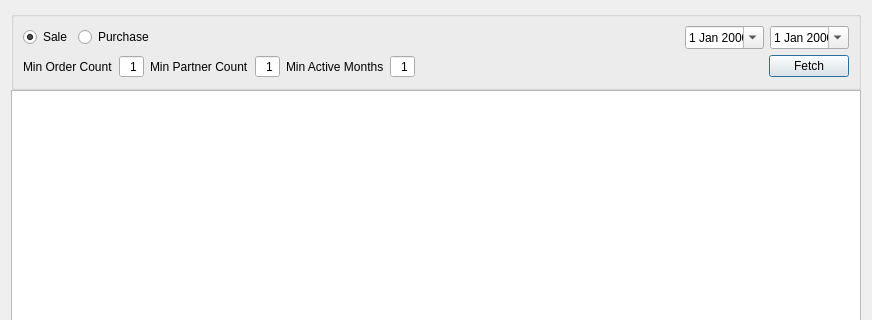
Qt form dashboard/inventory_heat/inventoryheatdialog.ui (ytxerp/ytx-client) before a commit; both pictures show x 0 to 872 and y 0 to 320 of the 872 by 459 pixel window.
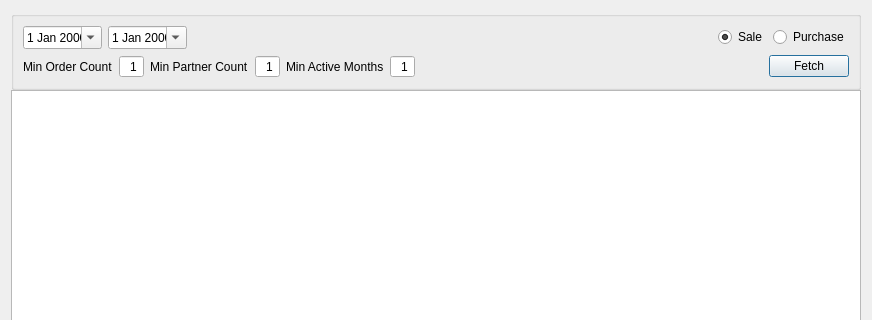
The same form after that commit. Custom widgets are drawn as their Qt base class.

```diff
--- a/dashboard/inventory_heat/inventoryheatdialog.ui
+++ b/dashboard/inventory_heat/inventoryheatdialog.ui
@@ -122,19 +122,22 @@
       <item row="0" column="0" colspan="2">
        <layout class="QHBoxLayout" name="horizontalLayout">
         <item>
-         <widget class="QRadioButton" name="radioButtonSale">
-          <property name="text">
-           <string>Sale</string>
+         <widget class="DateEdit" name="dateEditStart">
+          <property name="buttonSymbols">
+           <enum>QAbstractSpinBox::ButtonSymbols::NoButtons</enum>
           </property>
-          <property name="checked">
+          <property name="calendarPopup">
            <bool>true</bool>
           </property>
          </widget>
         </item>
         <item>
-         <widget class="QRadioButton" name="radioButtonPurchase">
-          <property name="text">
-           <string>Purchase</string>
+         <widget class="DateEdit" name="dateEditEnd">
+          <property name="buttonSymbols">
+           <enum>QAbstractSpinBox::ButtonSymbols::NoButtons</enum>
+          </property>
+          <property name="calendarPopup">
+           <bool>true</bool>
           </property>
          </widget>
         </item>
@@ -152,22 +155,19 @@
          </spacer>
         </item>
         <item>
-         <widget class="DateEdit" name="dateEditStart">
-          <property name="buttonSymbols">
-           <enum>QAbstractSpinBox::ButtonSymbols::NoButtons</enum>
+         <widget class="QRadioButton" name="radioButtonSale">
+          <property name="text">
+           <string>Sale</string>
           </property>
-          <property name="calendarPopup">
+          <property name="checked">
            <bool>true</bool>
           </property>
          </widget>
         </item>
         <item>
-         <widget class="DateEdit" name="dateEditEnd">
-          <property name="buttonSymbols">
-           <enum>QAbstractSpinBox::ButtonSymbols::NoButtons</enum>
-          </property>
-          <property name="calendarPopup">
-           <bool>true</bool>
+         <widget class="QRadioButton" name="radioButtonPurchase">
+          <property name="text">
+           <string>Purchase</string>
           </property>
          </widget>
         </item>
```
Left out of the diff: 3 changed lines with no effect on the pictures.
